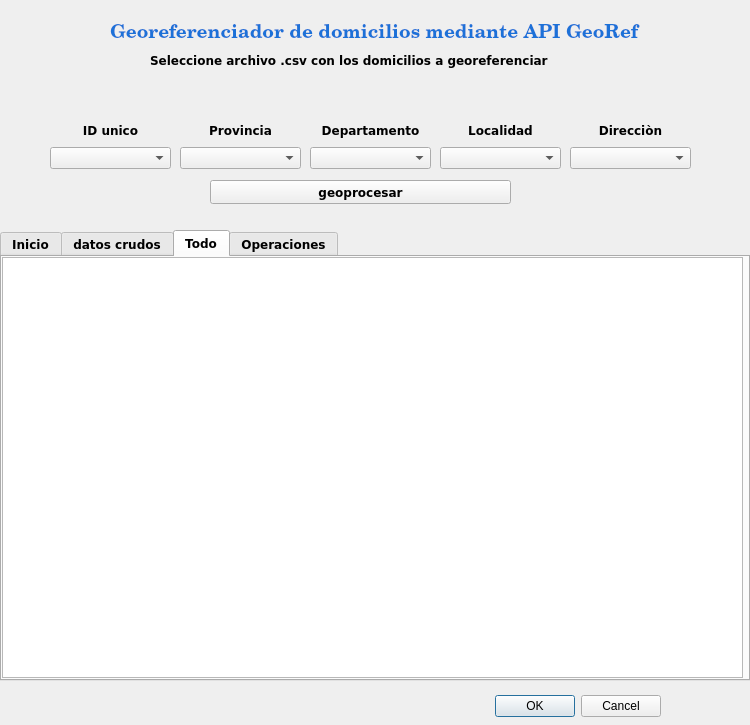
The window that direcciones_2_GeoRef_dialog_base.ui (jlmw78/normalizador_GeoRef) describes before a commit, drawn with Qt 5.
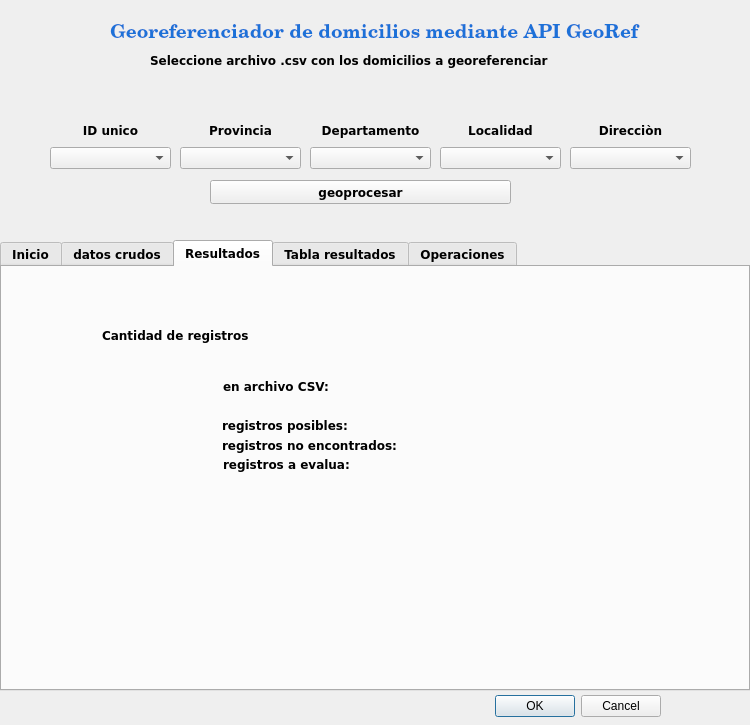
The same window after the commit. The open tabs and pages were chosen to show the change. Custom widgets are drawn as their Qt base class.

```diff
--- a/direcciones_2_GeoRef_dialog_base.ui
+++ b/direcciones_2_GeoRef_dialog_base.ui
@@ -312,7 +312,7 @@
    <property name="geometry">
     <rect>
      <x>0</x>
-     <y>230</y>
+     <y>240</y>
      <width>750</width>
      <height>451</height>
     </rect>
@@ -333,7 +333,7 @@
    <property name="currentIndex">
     <number>3</number>
    </property>
-   <widget class="QWidget" name="tab_4">
+   <widget class="QWidget" name="tab_1">
     <attribute name="title">
      <string>Inicio</string>
     </attribute>
@@ -421,7 +421,77 @@
    </widget>
    <widget class="QWidget" name="tab_3">
     <attribute name="title">
-     <string>Todo</string>
+     <string>Resultados</string>
+    </attribute>
+    <widget class="QLabel" name="label_12">
+     <property name="geometry">
+      <rect>
+       <x>100</x>
+       <y>60</y>
+       <width>231</width>
+       <height>16</height>
+      </rect>
+     </property>
+     <property name="text">
+      <string>Cantidad de registros</string>
+     </property>
+    </widget>
+    <widget class="QLabel" name="label_13">
+     <property name="geometry">
+      <rect>
+       <x>221</x>
+       <y>111</y>
+       <width>251</width>
+       <height>17</height>
+      </rect>
+     </property>
+     <property name="text">
+      <string>en archivo CSV:</string>
+     </property>
+    </widget>
+    <widget class="QLabel" name="label_14">
+     <property name="geometry">
+      <rect>
+       <x>220</x>
+       <y>150</y>
+       <width>251</width>
+       <height>17</height>
+      </rect>
+     </property>
+     <property name="text">
+      <string>registros posibles:</string>
+     </property>
+    </widget>
+    <widget class="QLabel" name="label_15">
+     <property name="geometry">
+      <rect>
+       <x>221</x>
+       <y>189</y>
+       <width>251</width>
+       <height>17</height>
+      </rect>
+     </property>
+     <property name="text">
+      <string>registros a evalua:</string>
+     </property>
+    </widget>
+    <widget class="QLabel" name="label_16">
+     <property name="geometry">
+      <rect>
+       <x>220</x>
+       <y>170</y>
+       <width>251</width>
+       <height>17</height>
+      </rect>
+     </property>
+     <property name="text">
+      <string>registros no encontrados:</string>
+     </property>
+    </widget>
+   </widget>
+   <widget class="QWidget" name="tab_4">
+    <attribute name="title">
+     <string>Tabla resultados</string>
     </attribute>
     <widget class="QTableView" name="tableView_1">
      <property name="geometry">
```
Left out of the diff: 4 changed lines with no effect on the pictures.
